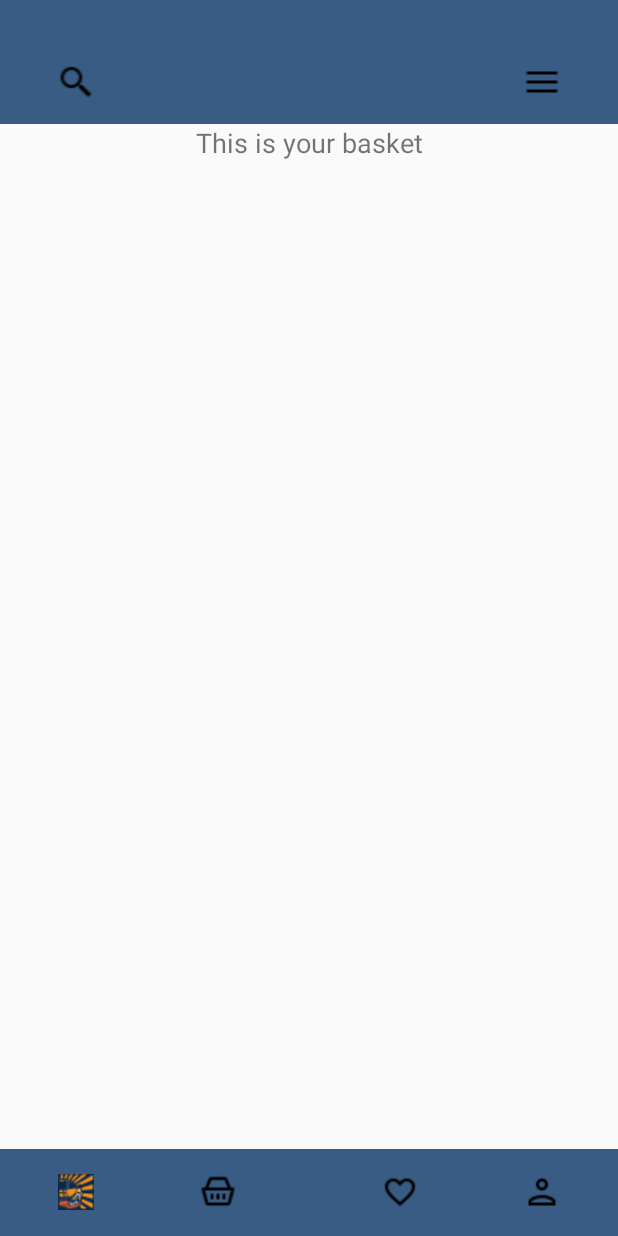
After one commit to mlekstan/NET-CARS, an Android app: the BasketActivity screen opened directly, with no data from a screen before it, on a phone screen of 412 x 824 dp. The commit adds this screen. Run offline under Robolectric (Android 15) with nearby library versions, the phone set to English and light mode, and no system bars; our stand-ins replace Firebase (no records; nobody signed in at launch, a user with empty details on screens opened directly); Roboto replaces fonts that are not available here; 1 statement that could not run was skipped.

Commit message:
pls help

```diff
--- /dev/null
+++ b/app/src/main/java/com/example/shop_app/BasketActivity.java
@@ -0,0 +1,24 @@
+package com.example.shop_app;
+
+import android.os.Bundle;
+
+import androidx.activity.EdgeToEdge;
+import androidx.appcompat.app.AppCompatActivity;
+import androidx.core.graphics.Insets;
+import androidx.core.view.ViewCompat;
+import androidx.core.view.WindowInsetsCompat;
+
+public class BasketActivity extends AppCompatActivity {
+
+    @Override
+    protected void onCreate(Bundle savedInstanceState) {
+        super.onCreate(savedInstanceState);
+        EdgeToEdge.enable(this);
+        setContentView(R.layout.activity_basket);
+        ViewCompat.setOnApplyWindowInsetsListener(findViewById(R.id.main), (v, insets) -> {
+            Insets systemBars = insets.getInsets(WindowInsetsCompat.Type.systemBars());
+            v.setPadding(systemBars.left, systemBars.top, systemBars.right, systemBars.bottom);
+            return insets;
+        });
+    }
+}
--- /dev/null
+++ b/app/src/main/res/layout/activity_basket.xml
@@ -0,0 +1,224 @@
+<?xml version="1.0" encoding="utf-8"?>
+<androidx.constraintlayout.widget.ConstraintLayout xmlns:android="http://schemas.android.com/apk/res/android"
+    xmlns:app="http://schemas.android.com/apk/res-auto"
+    xmlns:tools="http://schemas.android.com/tools"
+    android:layout_width="match_parent"
+    android:layout_height="match_parent"
+    tools:context=".MainActivity">
+
+
+
+
+
+
+    <View
+        android:id="@+id/bottomBar"
+        android:layout_width="0dp"
+        android:layout_height="0dp"
+        android:background="@color/logoLightBlue"
+        app:layout_constraintStart_toStartOf="parent"
+        app:layout_constraintEnd_toEndOf="parent"
+        app:layout_constraintTop_toTopOf="@id/guidelineHor3"
+        app:layout_constraintBottom_toBottomOf="parent"/>
+
+    <View
+        android:id="@+id/topBar"
+        android:layout_width="0dp"
+        android:layout_height="0dp"
+        android:background="@color/logoLightBlue"
+        app:layout_constraintStart_toStartOf="parent"
+        app:layout_constraintEnd_toEndOf="parent"
+        app:layout_constraintTop_toTopOf="parent"
+        app:layout_constraintBottom_toBottomOf="@id/guidelineHor2"/>
+
+
+    <ScrollView
+        android:layout_width="0dp"
+        android:layout_height="0dp"
+        app:layout_constraintTop_toBottomOf="@id/topBar"
+        app:layout_constraintBottom_toTopOf="@id/bottomBar"
+        app:layout_constraintStart_toStartOf="parent"
+        app:layout_constraintEnd_toEndOf="parent">
+
+        <!-- Nested ConstraintLayout for ScrollView contents -->
+        <androidx.constraintlayout.widget.ConstraintLayout
+            android:id="@+id/scrollableContentLayout"
+            android:layout_width="match_parent"
+            android:layout_height="wrap_content">
+
+            <!-- Place your scrollable content inside this ConstraintLayout -->
+            <!-- Things you want to be scrollable -->
+
+            <!-- For example, you can add views and set constraints within this ConstraintLayout -->
+
+            <TextView
+                android:id="@+id/textViewScrollable"
+                android:layout_width="wrap_content"
+                android:layout_height="wrap_content"
+                android:text="This is your basket"
+                app:layout_constraintTop_toTopOf="parent"
+                app:layout_constraintStart_toStartOf="parent"
+                app:layout_constraintEnd_toEndOf="parent"
+                android:textSize="18sp" />
+
+
+
+
+
+        </androidx.constraintlayout.widget.ConstraintLayout>
+    </ScrollView>
+
+    <ImageButton
+        android:id="@+id/buttonSearch_basket"
+        android:layout_width="0dp"
+        android:layout_height="0dp"
+        app:layout_constraintDimensionRatio="1:1"
+        app:srcCompat="@drawable/search"
+        android:background="@color/logoLightBlue"
+        app:layout_constraintStart_toStartOf="@id/guidelineVert1"
+        app:layout_constraintEnd_toEndOf="@id/guidelineVert2"
+        app:layout_constraintTop_toTopOf="@id/guidelineHor1" />
+
+
+    <ImageButton
+        android:id="@+id/buttonMenu_basket"
+        android:layout_width="0dp"
+        android:layout_height="0dp"
+        app:layout_constraintDimensionRatio="1:1"
+        app:srcCompat="@drawable/menu"
+        android:background="@color/logoLightBlue"
+        app:layout_constraintStart_toStartOf="@id/guidelineVert7"
+        app:layout_constraintEnd_toEndOf="@id/guidelineVert8"
+        app:layout_constraintTop_toTopOf="@id/guidelineHor1" />
+
+
+    <ImageButton
+        android:id="@+id/buttonLogo_basket"
+        android:layout_width="0dp"
+        android:layout_height="0dp"
+        app:layout_constraintDimensionRatio="1:1"
+        app:srcCompat="@drawable/logo_w_png_1"
+        android:background="@color/logoLightBlue"
+        app:layout_constraintStart_toStartOf="@id/guidelineVert1"
+        app:layout_constraintEnd_toEndOf="@id/guidelineVert2"
+        app:layout_constraintTop_toTopOf="@id/guidelineHor4" />
+
+    <ImageButton
+        android:id="@+id/buttonBasket_basket"
+        android:layout_width="0dp"
+        android:layout_height="0dp"
+        app:layout_constraintDimensionRatio="1:1"
+        app:srcCompat="@drawable/basket"
+        android:background="@color/logoLightBlue"
+        app:layout_constraintStart_toStartOf="@id/guidelineVert3"
+        app:layout_constraintEnd_toEndOf="@id/guidelineVert4"
+        app:layout_constraintTop_toTopOf="@id/guidelineHor4" />
+
+    <ImageButton
+        android:id="@+id/buttonHeart_basket"
+        android:layout_width="0dp"
+        android:layout_height="0dp"
+        app:layout_constraintDimensionRatio="1:1"
+        app:srcCompat="@drawable/heart"
+        android:background="@color/logoLightBlue"
+        app:layout_constraintStart_toStartOf="@id/guidelineVert5"
+        app:layout_constraintEnd_toEndOf="@id/guidelineVert6"
+        app:layout_constraintTop_toTopOf="@id/guidelineHor4" />
+
+
+    <ImageButton
+        android:id="@+id/buttonUser_basket"
+        android:layout_width="0dp"
+        android:layout_height="0dp"
+        app:layout_constraintDimensionRatio="1:1"
+        app:srcCompat="@drawable/user"
+        android:background="@color/logoLightBlue"
+        app:layout_constraintStart_toStartOf="@id/guidelineVert7"
+        app:layout_constraintEnd_toEndOf="@id/guidelineVert8"
+        app:layout_constraintTop_toTopOf="@id/guidelineHor4" />
+
+
+    <androidx.constraintlayout.widget.Guideline
+        android:id="@+id/guidelineVert1"
+        android:layout_width="wrap_content"
+        android:layout_height="wrap_content"
+        android:orientation="vertical"
+        app:layout_constraintGuide_percent="0.09" />
+
+    <androidx.constraintlayout.widget.Guideline
+        android:id="@+id/guidelineVert2"
+        android:layout_width="wrap_content"
+        android:layout_height="wrap_content"
+        android:orientation="vertical"
+        app:layout_constraintGuide_percent="0.155" />
+
+    <androidx.constraintlayout.widget.Guideline
+        android:id="@+id/guidelineVert3"
+        android:layout_width="wrap_content"
+        android:layout_height="wrap_content"
+        android:orientation="vertical"
+        app:layout_constraintGuide_percent="0.32" />
+
+    <androidx.constraintlayout.widget.Guideline
+        android:id="@+id/guidelineVert4"
+        android:layout_width="wrap_content"
+        android:layout_height="wrap_content"
+        android:orientation="vertical"
+        app:layout_constraintGuide_percent="0.385" />
+
+    <androidx.constraintlayout.widget.Guideline
+        android:id="@+id/guidelineVert5"
+        android:layout_width="wrap_content"
+        android:layout_height="wrap_content"
+        android:orientation="vertical"
+        app:layout_constraintGuide_percent="0.615" />
+
+    <androidx.constraintlayout.widget.Guideline
+        android:id="@+id/guidelineVert6"
+        android:layout_width="wrap_content"
+        android:layout_height="wrap_content"
+        android:orientation="vertical"
+        app:layout_constraintGuide_percent="0.68" />
+
+    <androidx.constraintlayout.widget.Guideline
+        android:id="@+id/guidelineVert7"
+        android:layout_width="wrap_content"
+        android:layout_height="wrap_content"
+        android:orientation="vertical"
+        app:layout_constraintGuide_percent="0.845" />
+
+    <androidx.constraintlayout.widget.Guideline
+        android:id="@+id/guidelineVert8"
+        android:layout_width="wrap_content"
+        android:layout_height="wrap_content"
+        android:orientation="vertical"
+        app:layout_constraintGuide_percent="0.91" />
+
+    <androidx.constraintlayout.widget.Guideline
+        android:id="@+id/guidelineHor1"
+        android:layout_width="wrap_content"
+        android:layout_height="wrap_content"
+        android:orientation="horizontal"
+        app:layout_constraintGuide_percent="0.05" />
+
+    <androidx.constraintlayout.widget.Guideline
+        android:id="@+id/guidelineHor2"
+        android:layout_width="wrap_content"
+        android:layout_height="wrap_content"
+        android:orientation="horizontal"
+        app:layout_constraintGuide_percent="0.1" />
+
+    <androidx.constraintlayout.widget.Guideline
+        android:id="@+id/guidelineHor3"
+        android:layout_width="wrap_content"
+        android:layout_height="wrap_content"
+        android:orientation="horizontal"
+        app:layout_constraintGuide_percent="0.93" />
+
+    <androidx.constraintlayout.widget.Guideline
+        android:id="@+id/guidelineHor4"
+        android:layout_width="wrap_content"
+        android:layout_height="wrap_content"
+        android:orientation="horizontal"
+        app:layout_constraintGuide_percent="0.948" />
+</androidx.constraintlayout.widget.ConstraintLayout>
--- a/app/src/main/res/values/themes.xml
+++ b/app/src/main/res/values/themes.xml
@@ -18,7 +18,12 @@
 
     <style name="AppTheme.SignUpPage" parent="Theme.MaterialComponents.Light.NoActionBar"></style>
 
+
+
     <style name="AppTheme.MainPage" parent="Theme.AppCompat.Light.NoActionBar"></style>
+
+    <style name="AppTheme.BasketPage" parent="Theme.AppCompat.Light.NoActionBar"></style>
+
     <!-- Base application theme. -->
     <style name="Base.Theme.AnimatedSplash.MySplash" parent="Theme.Material3.DayNight.NoActionBar">
         <!-- Customize your light theme here. -->
```
Also changed, not shown: app/src/main/AndroidManifest.xml (+10 -3 lines), app/src/main/java/com/example/shop_app/MainPageActivity.java (+16 -0 lines), app/src/main/java/com/example/shop_app/UserActivity.java (added, +48 -0 lines), app/src/main/res/layout/activity_user.xml (added, +248 -0 lines).
